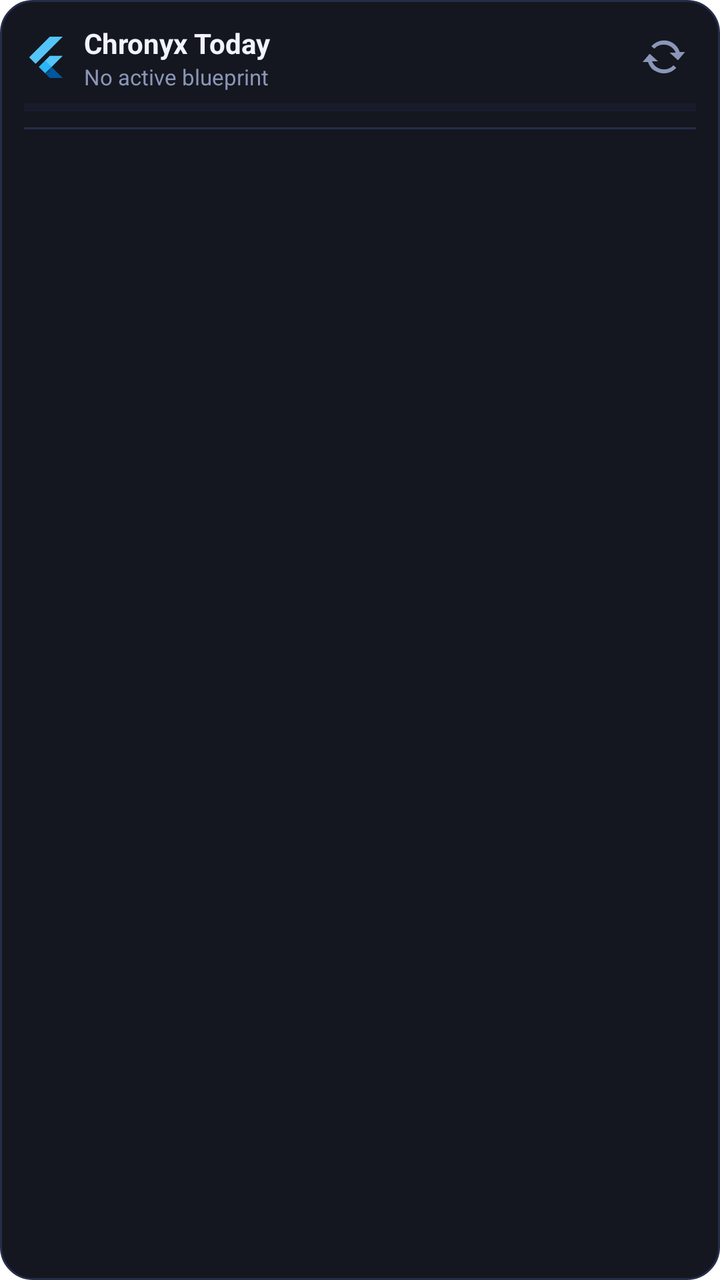
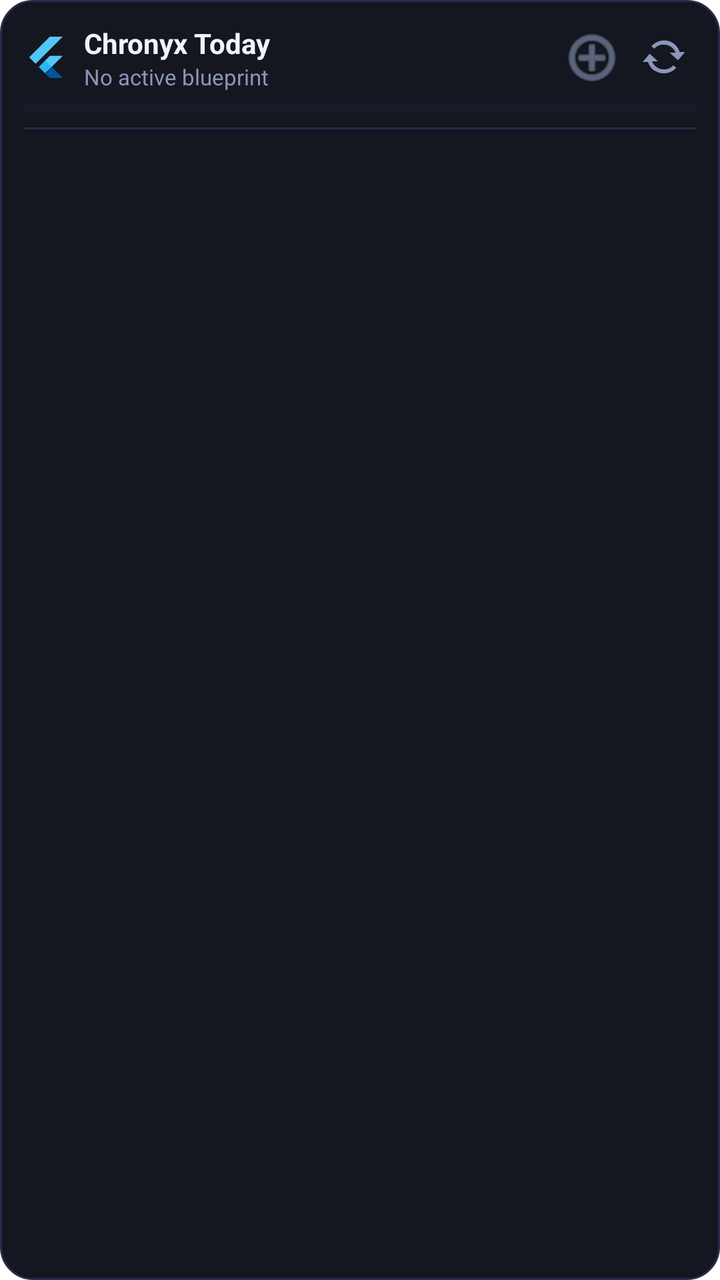

An Android layout rendered at two revisions. The XML below is the earlier revision; the diff shows what the commit changed to produce the second picture.
<!-- AndroidManifest.xml: fallback theme Theme.MaterialComponents.DayNight.NoActionBar -->
<!-- res/layout/chronyx_widget.xml -->
<?xml version="1.0" encoding="utf-8"?>
<RelativeLayout xmlns:android="http://schemas.android.com/apk/res/android"
    android:layout_width="match_parent"
    android:layout_height="match_parent"
    android:padding="12dp"
    android:background="@drawable/widget_background">

    
    <LinearLayout
        android:id="@+id/widget_header"
        android:layout_width="match_parent"
        android:layout_height="wrap_content"
        android:orientation="horizontal"
        android:gravity="center_vertical"
        android:paddingBottom="6dp">
        
        <ImageView
            android:layout_width="22dp"
            android:layout_height="22dp"
            android:src="@mipmap/ic_launcher"
            android:contentDescription="Chronyx Logo"
            android:layout_marginEnd="8dp"/>

        <LinearLayout
            android:layout_width="0dp"
            android:layout_height="wrap_content"
            android:layout_weight="1"
            android:orientation="vertical">

            <TextView
                android:id="@+id/widget_title"
                android:layout_width="wrap_content"
                android:layout_height="wrap_content"
                android:text="Chronyx Today"
                android:textColor="#F1F4FF"
                android:textStyle="bold"
                android:textSize="14sp"/>

            <TextView
                android:id="@+id/widget_subtitle"
                android:layout_width="wrap_content"
                android:layout_height="wrap_content"
                android:text="No active blueprint"
                android:textColor="#8B96B8"
                android:textSize="11sp"/>
        </LinearLayout>

        
        <ImageButton
            android:id="@+id/widget_refresh_button"
            android:layout_width="32dp"
            android:layout_height="32dp"
            android:background="?android:attr/selectableItemBackgroundBorderless"
            android:src="@android:drawable/stat_notify_sync"
            android:contentDescription="Refresh tasks"
            android:tint="#8B96B8" />
    </LinearLayout>

    
    <ProgressBar
        android:id="@+id/widget_progress_bar"
        style="?android:attr/progressBarStyleHorizontal"
        android:layout_width="match_parent"
        android:layout_height="4dp"
        android:layout_below="@id/widget_header"
        android:layout_marginBottom="8dp"
        android:max="100"
        android:progress="0"
        android:progressTint="#5B6EF5"
        android:progressBackgroundTint="#252D4A" />

    <View
        android:id="@+id/widget_divider"
        android:layout_width="match_parent"
        android:layout_height="1dp"
        android:background="#252D4A"
        android:layout_below="@id/widget_progress_bar"
        android:layout_marginBottom="6dp"/>

    
    <ListView
        android:id="@+id/widget_list"
        android:layout_width="match_parent"
        android:layout_height="match_parent"
        android:layout_below="@id/widget_divider"
        android:divider="@android:color/transparent"
        android:dividerHeight="4dp"/>

    
    <TextView
        android:id="@+id/widget_empty_view"
        android:layout_width="match_parent"
        android:layout_height="match_parent"
        android:layout_below="@id/widget_divider"
        android:gravity="center"
        android:text="All caught up!\nNo tasks for today."
        android:textColor="#8B96B8"
        android:textSize="13sp"
        android:visibility="gone"/>

</RelativeLayout>
<!-- resources referenced by this layout -->
<resources>
  <!-- drawable widget_background (drawable) -->
  <?xml version="1.0" encoding="utf-8"?>
  <shape xmlns:android="http://schemas.android.com/apk/res/android"
      android:shape="rectangle">
      <solid android:color="#F2080B14"/> 
      <corners android:radius="16dp"/>
      <stroke android:width="1dp" android:color="#252D4A"/> 
  </shape>
  <!-- mipmap ic_launcher: png bitmap (mipmap-hdpi, 544 bytes) -->
</resources>

<!-- the commit's change to res/layout/chronyx_widget.xml (unified diff, before → after) -->
@@ -44,6 +44,17 @@
                 android:textColor="#8B96B8"
                 android:textSize="11sp"/>
         </LinearLayout>
+
+        
+        <ImageButton
+            android:id="@+id/widget_add_button"
+            android:layout_width="32dp"
+            android:layout_height="32dp"
+            android:background="?android:attr/selectableItemBackgroundBorderless"
+            android:src="@android:drawable/ic_menu_add"
+            android:contentDescription="Add task"
+            android:tint="#8B96B8"
+            android:layout_marginEnd="4dp" />
 
         
         <ImageButton
@@ -98,4 +109,175 @@
         android:textSize="13sp"
         android:visibility="gone"/>
 
+    
+    <LinearLayout
+        android:id="@+id/widget_stats_layout"
+        android:layout_width="match_parent"
+        android:layout_height="match_parent"
+        android:layout_below="@id/widget_divider"
+        android:orientation="horizontal"
+        android:weightSum="3"
+        android:gravity="center_vertical"
+        android:visibility="gone">
+        
+        
+        <LinearLayout
+            android:layout_width="0dp"
+            android:layout_height="wrap_content"
+            android:layout_weight="1"
+            android:orientation="vertical"
+            android:gravity="center">
+            
+            <TextView
+                android:id="@+id/widget_stat_deep_work_val"
+                android:layout_width="wrap_content"
+                android:layout_height="wrap_content"
+                android:text="0.0"
+                android:textColor="#5B6EF5"
+                android:textSize="22sp"
+                android:textStyle="bold"/>
+                
+            <TextView
+                android:layout_width="wrap_content"
+                android:layout_height="wrap_content"
+                android:text="Deep Work hrs"
+                android:textColor="#8B96B8"
+                android:textSize="10sp"
+                android:gravity="center"/>
+        </LinearLayout>
+
+        
+        <LinearLayout
+            android:layout_width="0dp"
+            android:layout_height="wrap_content"
+            android:layout_weight="1"
+            android:orientation="vertical"
+            android:gravity="center">
+            
+            <TextView
+                android:id="@+id/widget_stat_streak_val"
+                android:layout_width="wrap_content"
+                android:layout_height="wrap_content"
+                android:text="0"
+                android:textColor="#F59E0B"
+                android:textSize="22sp"
+                android:textStyle="bold"/>
+                
+            <TextView
+                android:layout_width="wrap_content"
+                android:layout_height="wrap_content"
+                android:text="Weekly Streak"
+                android:textColor="#8B96B8"
+                android:textSize="10sp"
+                android:gravity="center"/>
+        </LinearLayout>
+
+        
+        <LinearLayout
+            android:layout_width="0dp"
+            android:layout_height="wrap_content"
+            android:layout_weight="1"
+            android:orientation="vertical"
+            android:gravity="center">
+            
+            <TextView
+                android:id="@+id/widget_stat_completed_val"
+                android:layout_width="wrap_content"
+                android:layout_height="wrap_content"
+                android:text="0"
+                android:textColor="#10B981"
+                android:textSize="22sp"
+                android:textStyle="bold"/>
+                
+            <TextView
+                android:layout_width="wrap_content"
+                android:layout_height="wrap_content"
+                android:text="Completed"
+                android:textColor="#8B96B8"
+                android:textSize="10sp"
+                android:gravity="center"/>
+        </LinearLayout>
+    </LinearLayout>
+
+    
+    <LinearLayout
+        android:id="@+id/widget_focus_layout"
+        android:layout_width="match_parent"
+        android:layout_height="match_parent"
+        android:layout_below="@id/widget_divider"
+        android:orientation="vertical"
+        android:gravity="center"
+        android:visibility="gone">
+        
+        <TextView
+            android:id="@+id/widget_focus_task_title"
+            android:layout_width="wrap_content"
+            android:layout_height="wrap_content"
+            android:text="Study DBMS"
+            android:textColor="#F1F4FF"
+            android:textSize="13sp"
+            android:textStyle="bold"
+            android:ellipsize="end"
+            android:singleLine="true"/>
+            
+        <TextView
+            android:id="@+id/widget_focus_timer"
+            android:layout_width="wrap_content"
+            android:layout_height="wrap_content"
+            android:text="24:59"
+            android:textColor="#5B6EF5"
+            android:textSize="26sp"
+            android:textStyle="bold"
+            android:layout_marginVertical="4dp"/>
+            
+        
+        <LinearLayout
+            android:layout_width="wrap_content"
+            android:layout_height="wrap_content"
+            android:orientation="horizontal">
+            
+            <TextView
+                android:id="@+id/widget_focus_pause_btn"
+                android:layout_width="wrap_content"
+                android:layout_height="wrap_content"
+                android:text="PAUSE"
+                android:textColor="#F59E0B"
+                android:textStyle="bold"
+                android:textSize="11sp"
+                android:paddingHorizontal="12dp"
+                android:paddingVertical="6dp"
+                android:layout_marginEnd="8dp"
+                android:clickable="true"
+                android:focusable="true"/>
+
+            <TextView
+                android:id="@+id/widget_focus_resume_btn"
+                android:layout_width="wrap_content"
+                android:layout_height="wrap_content"
+                android:text="RESUME"
+                android:textColor="#10B981"
+                android:textStyle="bold"
+                android:textSize="11sp"
+                android:paddingHorizontal="12dp"
+                android:paddingVertical="6dp"
+                android:layout_marginEnd="8dp"
+                android:clickable="true"
+                android:focusable="true"
+                android:visibility="gone"/>
+
+            <TextView
+                android:id="@+id/widget_focus_stop_btn"
+                android:layout_width="wrap_content"
+                android:layout_height="wrap_content"
+                android:text="STOP"
+                android:textColor="#FF5370"
+                android:textStyle="bold"
+                android:textSize="11sp"
+                android:paddingHorizontal="12dp"
+                android:paddingVertical="6dp"
+                android:clickable="true"
+                android:focusable="true"/>
+        </LinearLayout>
+    </LinearLayout>
+
 </RelativeLayout>
